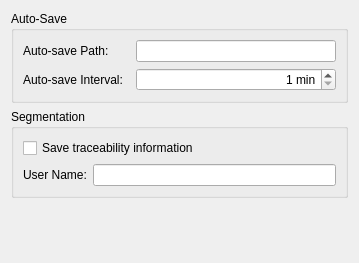
The window that App/Settings/GeneralSettingsPanel.ui (FelixdelasPozas/EspINA) describes before a commit, drawn with Qt 5.
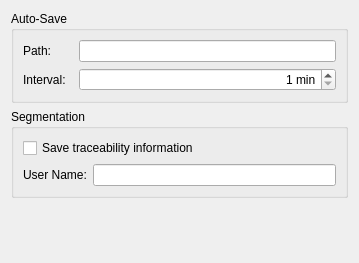
The same window after the commit.

The edit to the form file:
```diff
--- a/App/Settings/GeneralSettingsPanel.ui
+++ b/App/Settings/GeneralSettingsPanel.ui
@@ -26,7 +26,7 @@
          <string>Path where temporal auto-save files are stored</string>
         </property>
         <property name="text">
-         <string>Auto-save Path:</string>
+         <string>Path:</string>
         </property>
        </widget>
       </item>
@@ -36,7 +36,7 @@
          <string>Time interval at which auto-saves are performed</string>
         </property>
         <property name="text">
-         <string>Auto-save Interval:  </string>
+         <string>Interval:  </string>
         </property>
        </widget>
       </item>
```
